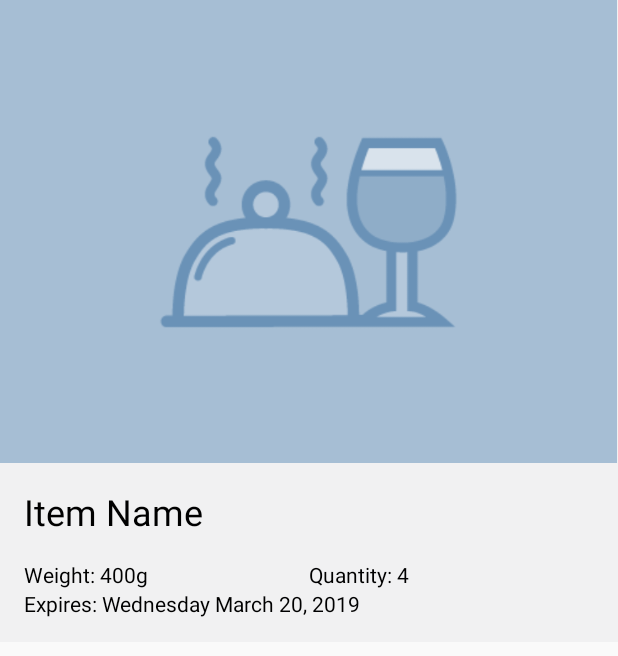
After one commit to Team-SubliMate/SubliMate-Android, an Android app: the layout item_details_dialog.xml on its own in the app's theme, with its tools: preview values and no code run, on a phone screen of 412 x 824 dp. The commit adds this screen. Shown: the top 656 px of the screen. Run offline under Robolectric (Android 15) with nearby library versions, the phone set to English and light mode, and no system bars.

Commit message:
inventory item details

```diff
--- a/app/src/main/java/sublimate/com/sublimate/Presenter.java
+++ b/app/src/main/java/sublimate/com/sublimate/Presenter.java
@@ -68,6 +68,11 @@ public class Presenter implements PresenterContract, WebSocketEventHandlerContra
     }
 
     @Override
+    public void showItemDetails(InventoryItem item) {
+        view.showItemDetails(item);
+    }
+
+    @Override
     public void showToast(String message) {
         view.showToast(message);
     }
--- a/app/src/main/java/sublimate/com/sublimate/PresenterContract.java
+++ b/app/src/main/java/sublimate/com/sublimate/PresenterContract.java
@@ -8,6 +8,7 @@ public interface PresenterContract {
     void stopHandlingEvents();
     void startHandlingEvents();
     void sendTieBreakerResponse(int itemId);
+    void showItemDetails(InventoryItem item);
 
     void showToast(String message);
 }
--- a/app/src/main/java/sublimate/com/sublimate/ViewContract.java
+++ b/app/src/main/java/sublimate/com/sublimate/ViewContract.java
@@ -8,4 +8,5 @@ public interface ViewContract {
     void removeInventoryItem(int itemId);
     void updateInventoryItem(int itemId, int quantity);
     void showTieBreakerDialog(int[] itemIds);
+    void showItemDetails(InventoryItem item);
 }
--- a/app/src/main/java/sublimate/com/sublimate/network/InventoryServiceInterface.java
+++ b/app/src/main/java/sublimate/com/sublimate/network/InventoryServiceInterface.java
@@ -2,7 +2,6 @@ package sublimate.com.sublimate.network;
 
 import retrofit2.Call;
 import retrofit2.http.GET;
-import retrofit2.http.Path;
 import sublimate.com.sublimate.json.InventoryServiceResponse;
 
 public interface InventoryServiceInterface {
--- a/app/src/main/java/sublimate/com/sublimate/network/WebSocketEventListener.java
+++ b/app/src/main/java/sublimate/com/sublimate/network/WebSocketEventListener.java
@@ -9,12 +9,9 @@ import okhttp3.Response;
 import okhttp3.WebSocket;
 import okhttp3.WebSocketListener;
 import okio.ByteString;
-import sublimate.com.sublimate.MainActivity;
-import sublimate.com.sublimate.PresenterContract;
 import sublimate.com.sublimate.json.AddItemEvent;
 import sublimate.com.sublimate.json.RemoveItemEvent;
 import sublimate.com.sublimate.json.TieBreakerEvent;
-import sublimate.com.sublimate.json.TieBreakerEventResponse;
 import sublimate.com.sublimate.json.UpdateItemEvent;
 import sublimate.com.sublimate.json.WebSocketEvent;
 
--- a/app/src/main/java/sublimate/com/sublimate/view/InventoryItemViewHolder.java
+++ b/app/src/main/java/sublimate/com/sublimate/view/InventoryItemViewHolder.java
@@ -70,4 +70,8 @@ public class InventoryItemViewHolder extends RecyclerView.ViewHolder {
     public void setOnLongClickListener(View.OnLongClickListener listener) {
         this.inventoryItemLayout.setOnLongClickListener(listener);
     }
+
+    public void setOnClickListener(View.OnClickListener listener) {
+        this.inventoryItemLayout.setOnClickListener(listener);
+    }
 }
--- a/app/src/main/res/layout/activity_main.xml
+++ b/app/src/main/res/layout/activity_main.xml
@@ -1,8 +1,6 @@
 <?xml version="1.0" encoding="utf-8"?>
 
 <FrameLayout xmlns:android="http://schemas.android.com/apk/res/android"
-    xmlns:tools="http://schemas.android.com/tools"
-    xmlns:app="http://schemas.android.com/apk/res-auto"
     android:layout_width="match_parent"
     android:layout_height="match_parent"
     android:background="@color/overcast"
--- a/app/src/main/res/layout/inventory_item.xml
+++ b/app/src/main/res/layout/inventory_item.xml
@@ -6,7 +6,7 @@
     android:layout_height="wrap_content"
     android:layout_margin="@dimen/default_margin"
     android:padding="@dimen/inventory_item_padding"
-    android:background="@drawable/border"
+    android:background="@drawable/item_border"
     xmlns:app="http://schemas.android.com/apk/res-auto">
 
     <ImageView
@@ -15,7 +15,7 @@
         android:layout_height="150dp"
         android:layout_marginBottom="@dimen/line_under_image_margin"
         android:adjustViewBounds="true"
-        android:scaleType="fitStart"
+        android:scaleType="fitCenter"
         android:src="@drawable/default_image"
         app:layout_constraintStart_toStartOf="parent"
         app:layout_constraintEnd_toEndOf="parent"
--- /dev/null
+++ b/app/src/main/res/layout/item_details_dialog.xml
@@ -0,0 +1,56 @@
+<?xml version="1.0" encoding="utf-8"?>
+<LinearLayout xmlns:android="http://schemas.android.com/apk/res/android"
+    xmlns:tools="http://schemas.android.com/tools"
+    android:orientation="vertical"
+    android:layout_width="wrap_content"
+    android:layout_height="wrap_content"
+    android:background="@color/overcast">
+
+    <ImageView
+        android:id="@+id/iv_inventory_item_image"
+        android:layout_width="wrap_content"
+        android:layout_height="wrap_content"
+        android:scaleType="fitStart"
+        android:adjustViewBounds="true"
+        android:src="@drawable/default_image"/>
+
+    <LinearLayout
+        android:orientation="vertical"
+        android:layout_width="match_parent"
+        android:layout_height="wrap_content"
+        android:padding="@dimen/default_padding">
+
+        <TextView
+            android:id="@+id/tv_inventory_item_name"
+            android:layout_width="wrap_content"
+            android:layout_height="wrap_content"
+            android:textSize="@dimen/default_dialog_title_text_size"
+            tools:text="Item Name"/>
+
+        <LinearLayout
+            android:orientation="horizontal"
+            android:layout_width="match_parent"
+            android:layout_height="wrap_content"
+            android:layout_marginTop="@dimen/default_margin"
+            android:weightSum="1">
+                <TextView
+                    android:id="@+id/tv_inventory_item_weight"
+                    android:layout_width="match_parent"
+                    android:layout_height="wrap_content"
+                    android:layout_weight="0.5"
+                    tools:text="Weight: 400g"/>
+                <TextView
+                    android:id="@+id/tv_inventory_item_quantity"
+                    android:layout_width="match_parent"
+                    android:layout_height="wrap_content"
+                    android:layout_weight="0.5"
+                    tools:text="Quantity: 4"/>
+        </LinearLayout>
+
+        <TextView
+            android:id="@+id/tv_inventory_item_expiration"
+            android:layout_width="wrap_content"
+            android:layout_height="wrap_content"
+            tools:text="Expires: Wednesday March 20, 2019"/>
+    </LinearLayout>
+</LinearLayout>
--- a/app/src/main/res/layout/preferences.xml
+++ b/app/src/main/res/layout/preferences.xml
@@ -2,7 +2,6 @@
 
 <LinearLayout xmlns:android="http://schemas.android.com/apk/res/android"
     xmlns:tools="http://schemas.android.com/tools"
-    xmlns:app="http://schemas.android.com/apk/res-auto"
     android:layout_width="match_parent"
     android:layout_height="match_parent"
     android:padding="@dimen/default_padding"
--- a/app/src/main/res/values/dimens.xml
+++ b/app/src/main/res/values/dimens.xml
@@ -4,6 +4,7 @@
     <dimen name="default_padding">16dp</dimen>
     <dimen name="default_text_size">16sp</dimen>
     <dimen name="default_title_text_size">18sp</dimen>
+    <dimen name="default_dialog_title_text_size">24sp</dimen>
     <dimen name="default_line_size">1dp</dimen>
 
     <!-- Inventory Item -->
--- a/app/src/main/res/values/strings.xml
+++ b/app/src/main/res/values/strings.xml
@@ -22,6 +22,11 @@
     <string name="tiebreaker_dialog_title">Tiebreaker</string>
     <string name="OK">OK</string>
 
+    <!-- Item Details Dialog -->
+    <string name="item_details_weight">Weight: %1$.2f</string>
+    <string name="item_details_quantity">Quantity: %1$d</string>
+    <string name="item_details_expiration">Expiration: %1$s</string>
+
     <!-- Preferences -->
     <string name="preferences_use_mock_label">Use Mock:</string>
     <string name="preferences_websocket_ip_label">WebSocket Address:</string>
```
Also changed, not shown: app/src/main/java/sublimate/com/sublimate/MainActivity.java (+7 -0 lines), app/src/main/java/sublimate/com/sublimate/json/InventoryItem.java (+7 -0 lines), app/src/main/java/sublimate/com/sublimate/view/InventoryAdapter.java (+7 -0 lines), app/src/main/java/sublimate/com/sublimate/view/ItemDetailsDialog.java (added, +44 -0 lines), app/src/main/res/drawable/dialog_border.xml (added, +7 -0 lines), app/src/main/res/drawable/item_border.xml (renamed from app/src/main/res/drawable/border.xml), 2 other files.
